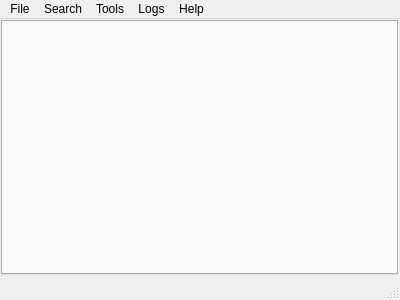
The window that mqt/MqtLogger/tlogcontainer.ui (Rsclub22/Minos2-Mirror) describes before a commit, drawn with Qt 5.
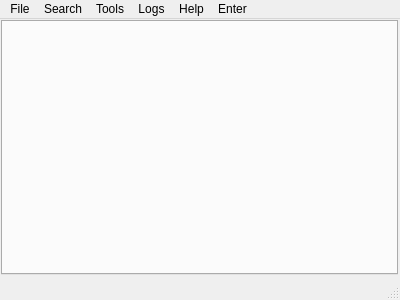
The same window after the commit. Custom widgets are drawn as their Qt base class.

```diff
--- a/mqt/MqtLogger/tlogcontainer.ui
+++ b/mqt/MqtLogger/tlogcontainer.ui
@@ -58,7 +58,7 @@
      <x>0</x>
      <y>0</y>
      <width>400</width>
-     <height>21</height>
+     <height>24</height>
     </rect>
    </property>
    <widget class="QMenu" name="menuFile">
@@ -86,11 +86,17 @@
      <string>Logs</string>
     </property>
    </widget>
+   <widget class="QMenu" name="menuEnter">
+    <property name="title">
+     <string>Enter</string>
+    </property>
+   </widget>
    <addaction name="menuFile"/>
    <addaction name="menuSearch"/>
    <addaction name="menuTools"/>
    <addaction name="menuLogs"/>
    <addaction name="menuHelp"/>
+   <addaction name="menuEnter"/>
   </widget>
   <widget class="QStatusBar" name="statusBar"/>
  </widget>
```
